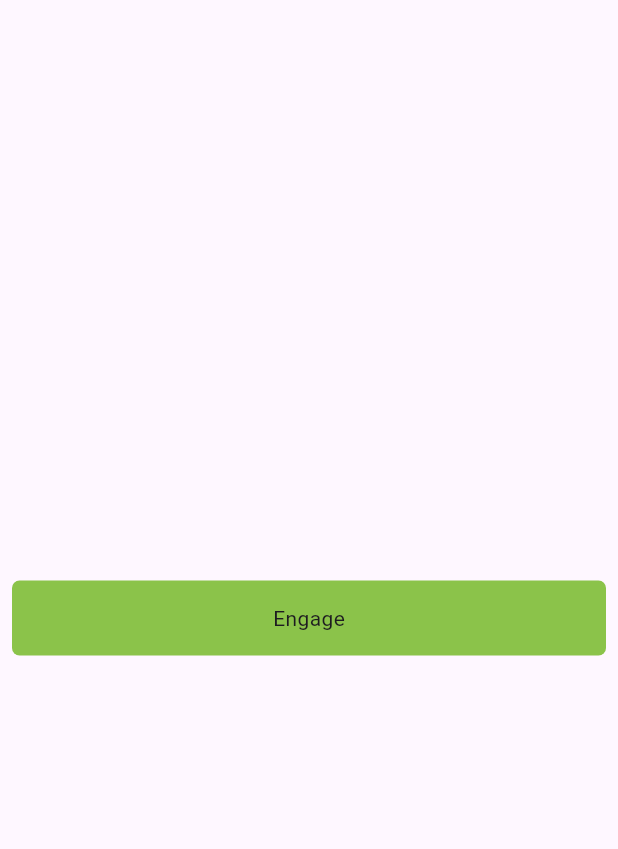
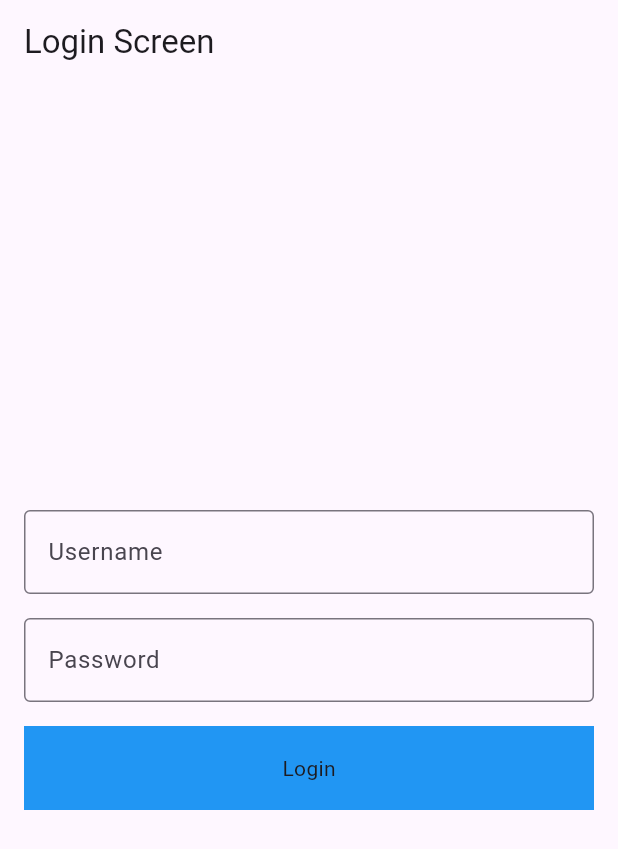
Before and after one commit to shijinthottiyil/mylearning, a Flutter app: the screen it shows after launch, on a phone screen of 412 x 824 dp. Shown: the top 849 px of the screen. Run offline on Flutter 3.47's test engine with Material 3 defaults, Android fonts, the phone set to English and light mode, and no system bars.

Commit message:
LOGIN FOR BASITH

```diff
--- /dev/null
+++ b/lib/login_screen.dart
@@ -0,0 +1,119 @@
+import 'package:flutter/material.dart';
+import 'package:mylearning/home_screen.dart';
+
+class LoginScreen extends StatefulWidget {
+  const LoginScreen({super.key});
+
+  @override
+  State<LoginScreen> createState() => _LoginScreenState();
+}
+
+class _LoginScreenState extends State<LoginScreen> {
+  // VARIABLES--------------------------------------
+  late TextEditingController _userNameEditingController;
+  late TextEditingController _passwordEditingController;
+  final GlobalKey<FormState> _formKey = GlobalKey<FormState>();
+  final _userName = 'basith';
+  final _password = '123456';
+
+  // METHODS----------------------------------------
+  @override
+  void initState() {
+    super.initState();
+    _init();
+  }
+
+  void _init() {
+    _userNameEditingController = TextEditingController();
+    _passwordEditingController = TextEditingController();
+  }
+
+  @override
+  void dispose() {
+    _dispose();
+    super.dispose();
+  }
+
+  void _dispose() {
+    _userNameEditingController.dispose();
+    _passwordEditingController.dispose();
+  }
+
+  void _onLogin() {
+    if (_formKey.currentState!.validate()) {
+      Navigator.pushReplacement(
+          context, MaterialPageRoute(builder: (context) => const HomeScreen()));
+    }
+  }
+
+  @override
+  Widget build(BuildContext context) {
+    return Scaffold(
+      appBar: AppBar(
+        title: const Text('Login Screen'),
+      ),
+      body: Padding(
+        padding: const EdgeInsets.symmetric(horizontal: 16),
+        child: Center(
+          child: Form(
+            key: _formKey,
+            child: Column(
+              mainAxisAlignment: MainAxisAlignment.center,
+              mainAxisSize: MainAxisSize.max,
+              children: [
+                TextFormField(
+                  controller: _userNameEditingController,
+                  decoration: const InputDecoration(
+                    labelText: 'Username',
+                    border: OutlineInputBorder(),
+                  ),
+                  validator: (value) {
+                    if (value == null || value.isEmpty) {
+                      return 'Please enter your username';
+                    }
+                    if (value != _userName) {
+                      return 'Invalid username';
+                    }
+                    return null;
+                  },
+                ),
+                const SizedBox(height: 16),
+                TextFormField(
+                  controller: _passwordEditingController,
+                  decoration: const InputDecoration(
+                    labelText: 'Password',
+                    border: OutlineInputBorder(),
+                  ),
+                  obscureText: true,
+                  validator: (value) {
+                    if (value == null || value.isEmpty) {
+                      return 'Please enter your password';
+                    }
+                    if (value != _password) {
+                      return 'Invalid password';
+                    }
+                    return null;
+                  },
+                ),
+                const SizedBox(height: 16),
+                GestureDetector(
+                  onTap: _onLogin,
+                  child: Container(
+                    width: double.maxFinite,
+                    height: kBottomNavigationBarHeight,
+                    decoration: const BoxDecoration(
+                      color: Colors.blue,
+                    ),
+                    child: const Center(
+                      child: Text('Login'),
+                    ),
+                  ),
+                ),
+              ],
+            ),
+          ),
+        ),
+      ),
+    );
+  }
+}
--- a/lib/main.dart
+++ b/lib/main.dart
@@ -1,40 +1,17 @@
-/// https://docs.flutter.dev/ui#handling-gestures
-///
 import 'package:flutter/material.dart';
+import 'package:mylearning/login_screen.dart';
 
-class MyButton extends StatelessWidget {
-  const MyButton({super.key});
+void main() {
+  runApp(const MyApp());
+}
+
+class MyApp extends StatelessWidget {
+  const MyApp({super.key});
 
   @override
   Widget build(BuildContext context) {
-    return GestureDetector(
-      onTap: () {
-        print('MyButton was tapped!');
-      },
-      child: Container(
-        height: 50,
-        padding: const EdgeInsets.all(8),
-        margin: const EdgeInsets.symmetric(horizontal: 8),
-        decoration: BoxDecoration(
-          borderRadius: BorderRadius.circular(5),
-          color: Colors.lightGreen[500],
-        ),
-        child: const Center(
-          child: Text('Engage'),
-        ),
-      ),
+    return const MaterialApp(
+      home: LoginScreen(),
     );
   }
 }
-
-void main() {
-  runApp(
-    const MaterialApp(
-      home: Scaffold(
-        body: Center(
-          child: MyButton(),
-        ),
-      ),
-    ),
-  );
-}
```
Also changed, not shown: lib/home_screen.dart (added, +134 -0 lines), pubspec.lock, 4 other files.
